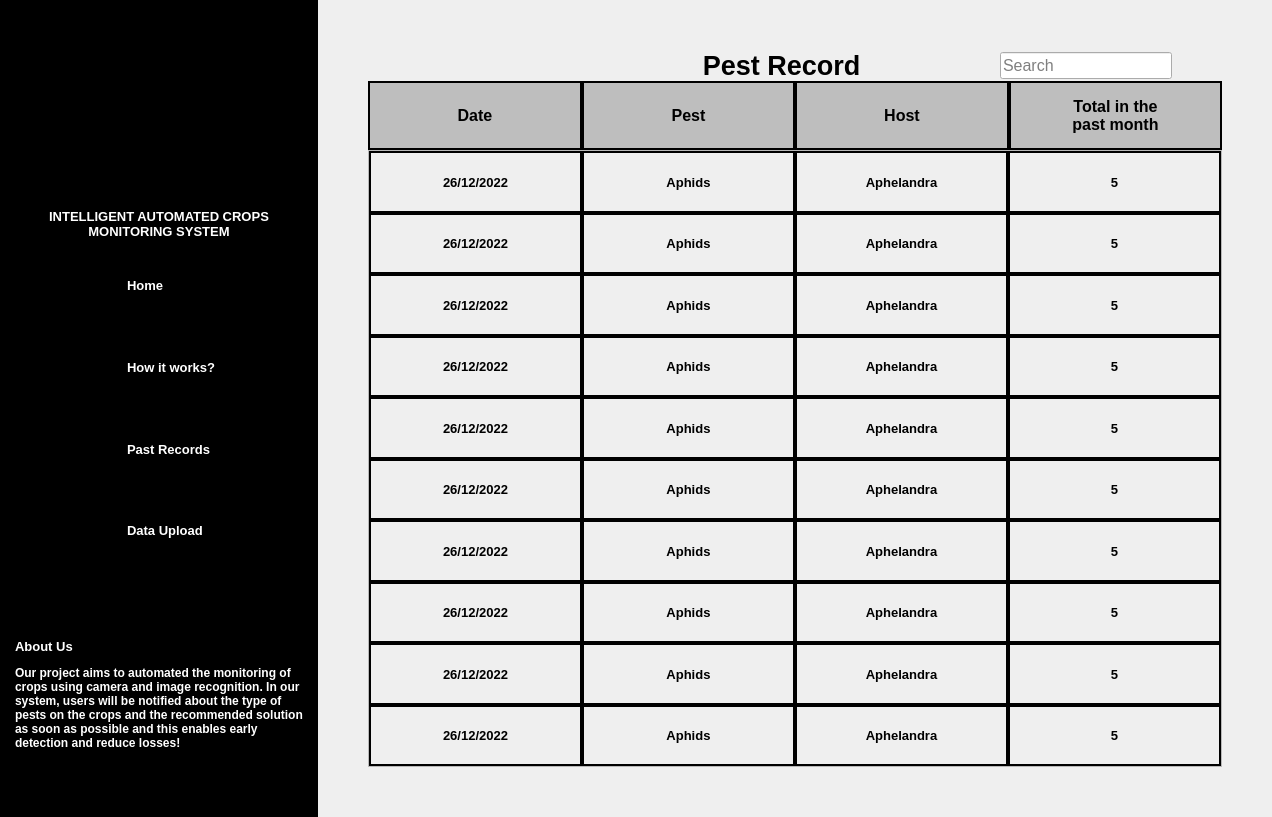
Old version of the form gui/Record.ui in the repository WEI22/ICMS.
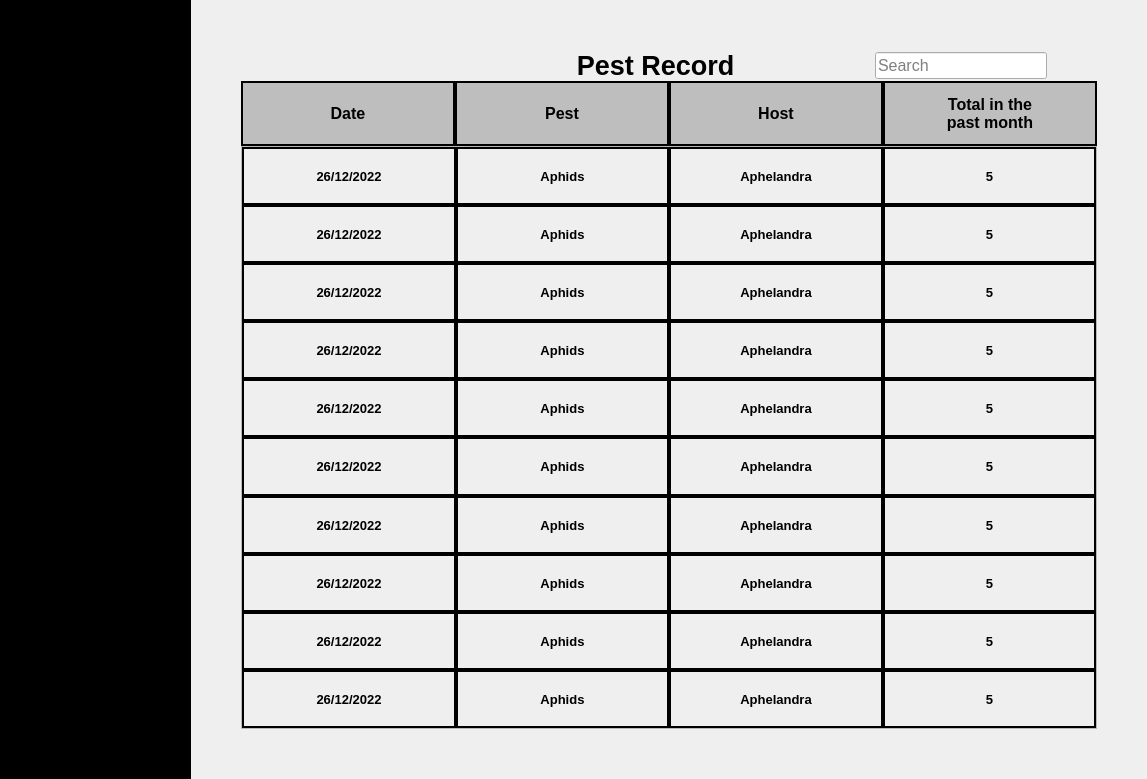
New version of the form. Icons and pictures are not drawn. Custom widgets are drawn as their Qt base class.

What changed in the file:
```diff
--- a/gui/Record.ui
+++ b/gui/Record.ui
@@ -12,8 +12,8 @@
    <rect>
     <x>0</x>
     <y>0</y>
-    <width>1272</width>
-    <height>817</height>
+    <width>1147</width>
+    <height>779</height>
    </rect>
   </property>
   <property name="acceptDrops">
@@ -22,7 +22,7 @@
   <property name="windowTitle">
    <string>Login</string>
   </property>
-  <layout class="QHBoxLayout" name="horizontalLayout_2" stretch="5,15">
+  <layout class="QHBoxLayout" name="horizontalLayout" stretch="1,5">
    <property name="spacing">
     <number>0</number>
    </property>
@@ -39,12 +39,18 @@
     <number>0</number>
    </property>
    <item>
-    <layout class="QVBoxLayout" name="sidebar" stretch="25,5,40,30">
+    <layout class="QVBoxLayout" name="verticalLayout_2" stretch="1,2,2,2,2,5">
      <property name="spacing">
       <number>0</number>
      </property>
+     <property name="bottomMargin">
+      <number>0</number>
+     </property>
      <item>
       <widget class="ClickableLabel" name="logo">
+       <property name="enabled">
+        <bool>true</bool>
+       </property>
        <property name="styleSheet">
         <string notr="true">background-color: rgb(0, 0, 0);</string>
        </property>
@@ -55,54 +61,17 @@
         <pixmap>Image/Register/Logo.png</pixmap>
        </property>
        <property name="scaledContents">
-        <bool>false</bool>
-       </property>
-       <property name="alignment">
-        <set>Qt::AlignCenter</set>
-       </property>
-      </widget>
-     </item>
-     <item>
-      <widget class="QLabel" name="title_title">
-       <property name="font">
-        <font>
-         <pointsize>10</pointsize>
-         <weight>75</weight>
-         <bold>true</bold>
-        </font>
-       </property>
-       <property name="styleSheet">
-        <string notr="true">background-color: rgb(0, 0, 0);
-padding-left: 5px;
-padding-right: 5px;</string>
-       </property>
-       <property name="text">
-        <string>&lt;html&gt;&lt;head/&gt;&lt;body&gt;&lt;p align=&quot;center&quot;&gt;&lt;span style=&quot; color:#ffffff;&quot;&gt;INTELLIGENT AUTOMATED CROPS &lt;br/&gt;MONITORING SYSTEM&lt;/span&gt;&lt;/p&gt;&lt;/body&gt;&lt;/html&gt;</string>
-       </property>
-       <property name="textFormat">
-        <enum>Qt::RichText</enum>
-       </property>
-       <property name="alignment">
-        <set>Qt::AlignCenter</set>
-       </property>
-       <property name="wordWrap">
         <bool>true</bool>
        </property>
       </widget>
      </item>
      <item>
-      <layout class="QVBoxLayout" name="title_selection">
-       <property name="spacing">
-        <number>0</number>
+      <widget class="QWidget" name="widget" native="true">
+       <property name="styleSheet">
+        <string notr="true">background-color: rgb(0, 0, 0);</string>
        </property>
-       <item>
-        <layout class="QHBoxLayout" name="title_home" stretch="40,60">
-         <property name="spacing">
-          <number>0</number>
-         </property>
-         <property name="rightMargin">
-          <number>0</number>
-         </property>
+      </widget>
+     </item>
          <item>
           <widget class="ClickableLabel" name="title_home_img">
            <property name="minimumSize">
@@ -138,86 +107,6 @@
           </widget>
          </item>
          <item>
-          <widget class="ClickableLabel" name="title_home_text">
-           <property name="font">
-            <font>
-             <weight>75</weight>
-             <bold>true</bold>
-            </font>
-           </property>
-           <property name="mouseTracking">
-            <bool>true</bool>
-           </property>
-           <property name="styleSheet">
-            <string notr="true">background-color: rgb(0, 0, 0);</string>
-           </property>
-           <property name="text">
-            <string>&lt;html&gt;&lt;head/&gt;&lt;body&gt;&lt;p&gt;&lt;span style=&quot; font-size:10pt; color:#ffffff;&quot;&gt;Home&lt;/span&gt;&lt;/p&gt;&lt;/body&gt;&lt;/html&gt;</string>
-           </property>
-           <property name="scaledContents">
-            <bool>false</bool>
-           </property>
-           <property name="alignment">
-            <set>Qt::AlignLeading|Qt::AlignLeft|Qt::AlignVCenter</set>
-           </property>
-          </widget>
-         </item>
-        </layout>
-       </item>
-       <item>
-        <layout class="QHBoxLayout" name="title_info" stretch="40,60">
-         <property name="spacing">
-          <number>0</number>
-         </property>
-         <item>
-          <widget class="ClickableLabel" name="title_info_img">
-           <property name="styleSheet">
-            <string notr="true">background-color: rgb(0, 0, 0);</string>
-           </property>
-           <property name="text">
-            <string/>
-           </property>
-           <property name="pixmap">
-            <pixmap>Image/Register/User Manual.png</pixmap>
-           </property>
-           <property name="alignment">
-            <set>Qt::AlignCenter</set>
-           </property>
-          </widget>
-         </item>
-         <item>
-          <widget class="ClickableLabel" name="title_info_text">
-           <property name="font">
-            <font>
-             <weight>75</weight>
-             <bold>true</bold>
-            </font>
-           </property>
-           <property name="mouseTracking">
-            <bool>true</bool>
-           </property>
-           <property name="styleSheet">
-            <string notr="true">background-color: rgb(0, 0, 0);</string>
-           </property>
-           <property name="text">
-            <string>&lt;html&gt;&lt;head/&gt;&lt;body&gt;&lt;p&gt;&lt;span style=&quot; font-size:10pt; color:#ffffff;&quot;&gt;How it works?&lt;/span&gt;&lt;/p&gt;&lt;/body&gt;&lt;/html&gt;</string>
-           </property>
-           <property name="scaledContents">
-            <bool>false</bool>
-           </property>
-           <property name="alignment">
-            <set>Qt::AlignLeading|Qt::AlignLeft|Qt::AlignVCenter</set>
-           </property>
-          </widget>
-         </item>
-        </layout>
-       </item>
-       <item>
-        <layout class="QHBoxLayout" name="title_record" stretch="40,60">
-         <property name="spacing">
-          <number>0</number>
-         </property>
-         <item>
           <widget class="ClickableLabel" name="title_record_img">
            <property name="styleSheet">
             <string notr="true">background-color: rgb(0, 0, 0);</string>
@@ -234,39 +123,10 @@
           </widget>
          </item>
          <item>
-          <widget class="ClickableLabel" name="title_record_text">
-           <property name="font">
-            <font>
-             <weight>75</weight>
-             <bold>true</bold>
-            </font>
-           </property>
-           <property name="mouseTracking">
-            <bool>true</bool>
-           </property>
-           <property name="styleSheet">
-            <string notr="true">background-color: rgb(0, 0, 0);</string>
-           </property>
-           <property name="text">
-            <string>&lt;html&gt;&lt;head/&gt;&lt;body&gt;&lt;p&gt;&lt;span style=&quot; font-size:10pt; color:#ffffff;&quot;&gt;Past Records&lt;/span&gt;&lt;/p&gt;&lt;/body&gt;&lt;/html&gt;</string>
-           </property>
-           <property name="scaledContents">
-            <bool>false</bool>
-           </property>
-           <property name="alignment">
-            <set>Qt::AlignLeading|Qt::AlignLeft|Qt::AlignVCenter</set>
-           </property>
-          </widget>
-         </item>
-        </layout>
-       </item>
-       <item>
-        <layout class="QHBoxLayout" name="title_upload" stretch="40,60">
-         <property name="spacing">
-          <number>0</number>
-         </property>
-         <item>
           <widget class="ClickableLabel" name="title_upload_img">
+       <property name="layoutDirection">
+        <enum>Qt::LeftToRight</enum>
+       </property>
            <property name="styleSheet">
             <string notr="true">background-color: rgb(0, 0, 0);</string>
            </property>
@@ -282,58 +142,10 @@
           </widget>
          </item>
          <item>
-          <widget class="ClickableLabel" name="title_upload_text">
-           <property name="font">
-            <font>
-             <weight>75</weight>
-             <bold>true</bold>
-            </font>
-           </property>
-           <property name="mouseTracking">
-            <bool>true</bool>
-           </property>
-           <property name="styleSheet">
-            <string notr="true">background-color: rgb(0, 0, 0);</string>
-           </property>
-           <property name="text">
-            <string>&lt;html&gt;&lt;head/&gt;&lt;body&gt;&lt;p&gt;&lt;span style=&quot; font-size:10pt; color:#ffffff;&quot;&gt;Data Upload&lt;/span&gt;&lt;/p&gt;&lt;/body&gt;&lt;/html&gt;</string>
-           </property>
-           <property name="scaledContents">
-            <bool>false</bool>
-           </property>
-           <property name="alignment">
-            <set>Qt::AlignLeading|Qt::AlignLeft|Qt::AlignVCenter</set>
-           </property>
-          </widget>
-         </item>
-        </layout>
-       </item>
-      </layout>
-     </item>
-     <item>
-      <widget class="QLabel" name="about_us">
-       <property name="font">
-        <font>
-         <weight>75</weight>
-         <bold>true</bold>
-        </font>
-       </property>
+      <widget class="QWidget" name="widget_2" native="true">
        <property name="styleSheet">
         <string notr="true">background-color: rgb(0, 0, 0);
-padding-left: 5px;
-padding-right: 8px;</string>
-       </property>
-       <property name="text">
-        <string>&lt;html&gt;&lt;head/&gt;&lt;body&gt;&lt;p&gt;&lt;span style=&quot; font-size:10pt; font-weight:600; color:#ffffff;&quot;&gt;About Us&lt;/span&gt;&lt;/p&gt;&lt;p&gt;&lt;span style=&quot; color:#ffffff;&quot;&gt;Our project aims to automated the monitoring of crops using camera and image recognition. In our system, users will be notified about the type of pests on the crops and the recommended solution as soon as possible and this enables early detection and reduce losses!&lt;/span&gt;&lt;/p&gt;&lt;/body&gt;&lt;/html&gt;</string>
-       </property>
-       <property name="textFormat">
-        <enum>Qt::RichText</enum>
-       </property>
-       <property name="wordWrap">
-        <bool>true</bool>
-       </property>
-       <property name="indent">
-        <number>10</number>
+</string>
        </property>
       </widget>
      </item>
@@ -520,8 +332,8 @@
          <rect>
           <x>0</x>
           <y>0</y>
-          <width>852</width>
-          <height>585</height>
+          <width>849</width>
+          <height>554</height>
          </rect>
         </property>
         <layout class="QVBoxLayout" name="verticalLayout">
```
Left out of the diff: 3 changed lines with no effect on the pictures. Lines whose indentation alone changed are shown as unchanged.
